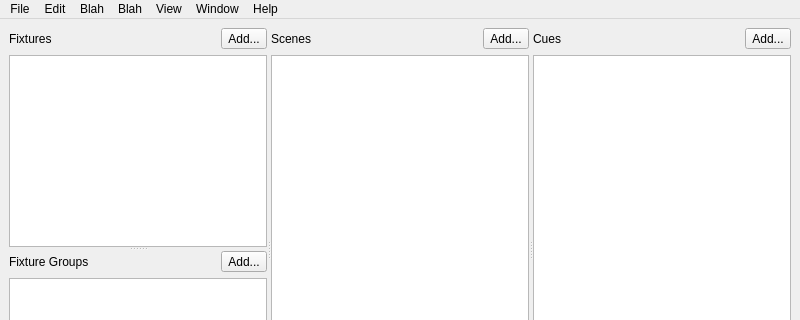
Before: the Qt Designer form mainwindow.ui in BrendanTWhite/Footlight, drawn with Qt 5; both pictures show x 0 to 800 and y 0 to 320 of the 800 by 500 pixel window.
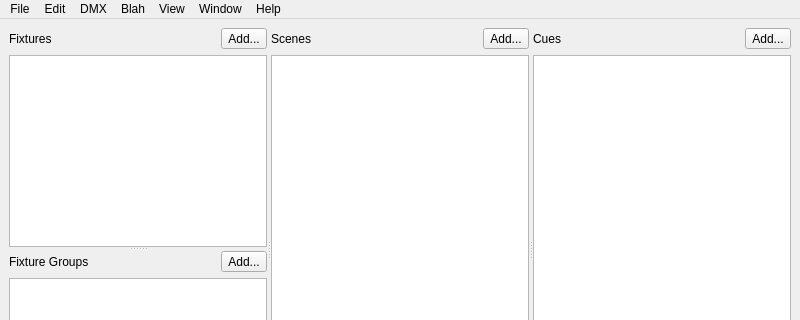
After: the same form once the commit is applied.

```diff
--- a/mainwindow.ui
+++ b/mainwindow.ui
@@ -239,7 +239,7 @@
      <x>0</x>
      <y>0</y>
      <width>800</width>
-     <height>36</height>
+     <height>24</height>
     </rect>
    </property>
    <widget class="QMenu" name="menuFile">
@@ -282,9 +282,9 @@
     <addaction name="actionLockWindow"/>
     <addaction name="separator"/>
    </widget>
-   <widget class="QMenu" name="menuBlah">
+   <widget class="QMenu" name="menuDMX">
     <property name="title">
-     <string>Blah</string>
+     <string>DMX</string>
     </property>
     <addaction name="actionBlah"/>
     <addaction name="actionBlah_2"/>
@@ -318,7 +318,7 @@
    </widget>
    <addaction name="menuFile"/>
    <addaction name="menuEdit"/>
-   <addaction name="menuBlah"/>
+   <addaction name="menuDMX"/>
    <addaction name="menuBlah_2"/>
    <addaction name="menuView"/>
    <addaction name="menuWindow"/>
```
Left out of the diff: 6 changed lines with no effect on the pictures.
